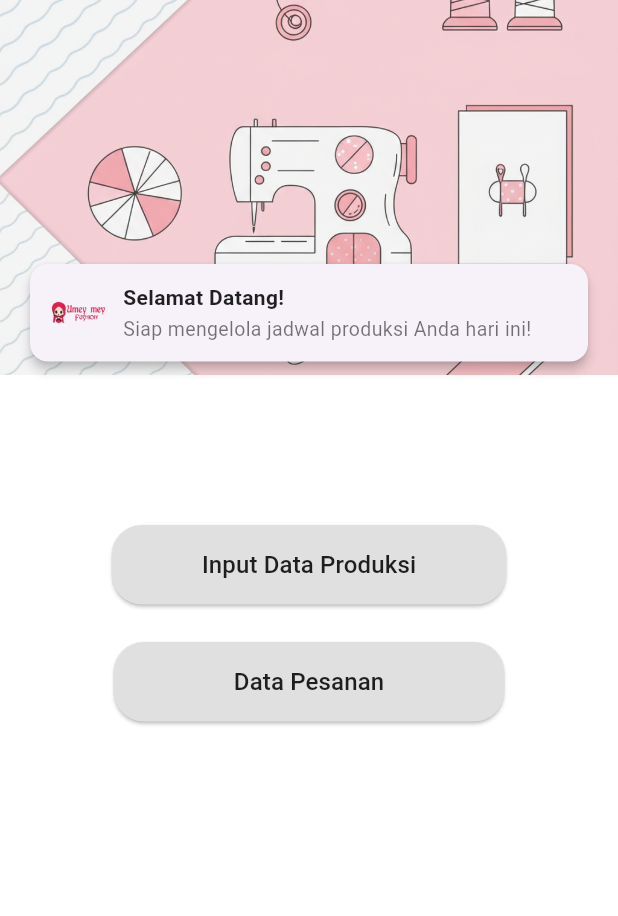
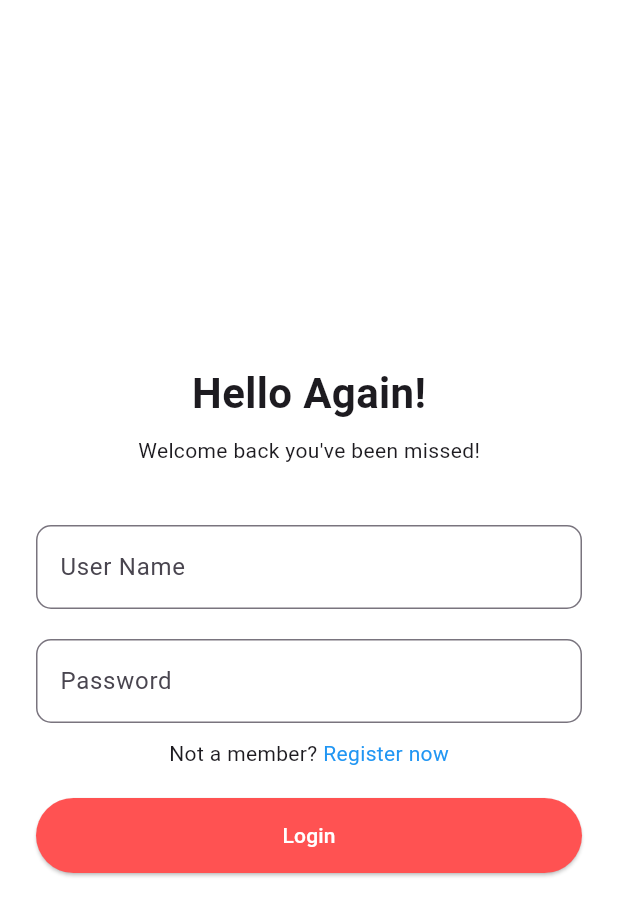
Before and after one commit to mufidaa14/Umey-Mey-Fashion, a Flutter app: the screen it shows after launch, on a phone screen of 412 x 824 dp. Shown: the top 916 px of the screen. Run offline on Flutter 3.47's test engine with Material 3 defaults, Android fonts, the phone set to English and light mode, and no system bars.

Commit message:
penambahan login dan navigasi

```diff
--- a/lib/home.dart
+++ /dev/null
@@ -1,137 +0,0 @@
-import 'package:flutter/material.dart';
-import 'input_data.dart';
-import 'data_pesanan.dart';
-
-class HomePage extends StatelessWidget {
-  const HomePage({super.key});
-
-  @override
-  Widget build(BuildContext context) {
-    return Scaffold(
-      backgroundColor: Colors.white,
-      body: SafeArea(
-        child: Column(
-          children: [
-            // Bagian atas dengan gambar background
-            Stack(
-              children: [
-                // Gambar background
-                Container(
-                  height: 250,
-                  width: double.infinity,
-                  decoration: const BoxDecoration(
-                    image: DecorationImage(
-                      image: AssetImage('assets/header_bg.png'),
-                      fit: BoxFit.cover,
-                    ),
-                  ),
-                ),
-
-                // Card sambutan
-                Positioned(
-                  bottom: 5,
-                  left: 16,
-                  right: 16,
-                  child: Card(
-                    elevation: 3,
-                    shape: RoundedRectangleBorder(
-                      borderRadius: BorderRadius.circular(12),
-                    ),
-                    child: Padding(
-                      padding: const EdgeInsets.all(12),
-                      child: Row(
-                        children: [
-                          Image.asset('assets/logo.png', width: 40),
-                          const SizedBox(width: 10),
-                          const Expanded(
-                            child: Column(
-                              crossAxisAlignment: CrossAxisAlignment.start,
-                              children: [
-                                Text(
-                                  'Selamat Datang!',
-                                  style: TextStyle(
-                                    fontSize: 14,
-                                    fontWeight: FontWeight.bold,
-                                    color: Colors.black87,
-                                  ),
-                                ),
-                                SizedBox(height: 2),
-                                Text(
-                                  'Siap mengelola jadwal produksi Anda hari ini!',
-                                  style: TextStyle(
-                                    fontSize: 13,
-                                    color: Colors.black54,
-                                  ),
-                                ),
-                              ],
-                            ),
-                          ),
-                        ],
-                      ),
-                    ),
-                  ),
-                ),
-              ],
-            ),
-
-            const SizedBox(height: 100), // jarak antara card dan tombol
-
-            // Tombol Input Data Produksi
-            ElevatedButton(
-              onPressed: () {
-                Navigator.push(
-                  context,
-                  MaterialPageRoute(builder: (_) => const InputDataPage()),
-                );
-              },
-              style: ElevatedButton.styleFrom(
-                backgroundColor: Colors.grey[300],
-                shape: RoundedRectangleBorder(
-                  borderRadius: BorderRadius.circular(20),
-                ),
-                padding: const EdgeInsets.symmetric(horizontal: 60, vertical: 15),
-                elevation: 1,
-              ),
-              child: const Text(
-                'Input Data Produksi',
-                style: TextStyle(
-                  color: Colors.black87,
-                  fontSize: 16,
-                  fontWeight: FontWeight.w500,
-                ),
-              ),
-            ),
-
-            const SizedBox(height: 25), // jarak antar tombol
-
-            // Tombol Data Pesanan
-            ElevatedButton(
-              onPressed: () {
-                Navigator.push(
-                  context,
-                  MaterialPageRoute(builder: (_) => const DataPesananPage()),
-                );
-              },
-              style: ElevatedButton.styleFrom(
-                backgroundColor: Colors.grey[300],
-                shape: RoundedRectangleBorder(
-                  borderRadius: BorderRadius.circular(20),
-                ),
-                padding: const EdgeInsets.symmetric(horizontal: 80, vertical: 15),
-                elevation: 1,
-              ),
-              child: const Text(
-                'Data Pesanan',
-                style: TextStyle(
-                  color: Colors.black87,
-                  fontSize: 16,
-                  fontWeight: FontWeight.w500,
-                ),
-              ),
-            ),
-          ],
-        ),
-      ),
-    );
-  }
-}
--- a/lib/main.dart
+++ b/lib/main.dart
@@ -1,5 +1,5 @@
 import 'package:flutter/material.dart';
-import 'logo.dart';
+import 'pages/splash_screen.dart';
 
 void main() {
   runApp(const MyApp());
--- /dev/null
+++ b/lib/pages/login.dart
@@ -0,0 +1,80 @@
+import 'package:flutter/material.dart';
+import 'home.dart';
+
+class LoginPage extends StatelessWidget {
+  const LoginPage({super.key});
+
+  @override
+  Widget build(BuildContext context) {
+    return Scaffold(
+      body: Padding(
+        padding: const EdgeInsets.all(24),
+        child: Center(
+          child: SingleChildScrollView(
+            child: Column(
+              mainAxisAlignment: MainAxisAlignment.center,
+              children: [
+                const Text(
+                  'Hello Again!',
+                  style: TextStyle(
+                    fontSize: 28,
+                    fontWeight: FontWeight.bold,
+                  ),
+                ),
+                const SizedBox(height: 8),
+                const Text("Welcome back you've been missed!"),
+                const SizedBox(height: 40),
+                TextField(
+                  decoration: InputDecoration(
+                    labelText: 'User Name',
+                    border: OutlineInputBorder(
+                      borderRadius: BorderRadius.circular(10),
+                    ),
+                  ),
+                ),
+                const SizedBox(height: 20),
+                TextField(
+                  obscureText: true,
+                  decoration: InputDecoration(
+                    labelText: 'Password',
+                    border: OutlineInputBorder(
+                      borderRadius: BorderRadius.circular(10),
+                    ),
+                  ),
+                ),
+                const SizedBox(height: 10),
+                Row(
+                  mainAxisAlignment: MainAxisAlignment.center,
+                  children: const [
+                    Text("Not a member? "),
+                    Text(
+                      "Register now",
+                      style: TextStyle(color: Colors.blue),
+                    ),
+                  ],
+                ),
+                const SizedBox(height: 20),
+                ElevatedButton(
+                  onPressed: () {
+                    Navigator.pushReplacement(
+                      context,
+                      MaterialPageRoute(builder: (context) => const HomePage()),
+                    );
+                  },
+                  style: ElevatedButton.styleFrom(
+                    backgroundColor: Colors.redAccent,
+                    minimumSize: const Size(double.infinity, 50),
+                  ),
+                  child: const Text(
+                    'Login',
+                    style: TextStyle(color: Colors.white),
+                  ),
+                ),
+              ],
+            ),
+          ),
+        ),
+      ),
+    );
+  }
+}
--- a/pubspec.yaml
+++ b/pubspec.yaml
@@ -91,3 +91,4 @@ flutter:
   assets:
     - assets/logo.png
     - assets/header_bg.png
+    - assets/produk.png
```
Also changed, not shown: lib/data_pesanan.dart (deleted, +0 -57 lines), lib/input_data.dart (deleted, +0 -57 lines), lib/pages/data_pesanan.dart (added, +43 -0 lines), lib/pages/home.dart (added, +125 -0 lines), lib/pages/splash_screen.dart (renamed from lib/logo.dart, +6 -9 lines), lib/widgets/bottom_nav.dart (added, +43 -0 lines), assets/produk.png (added).
